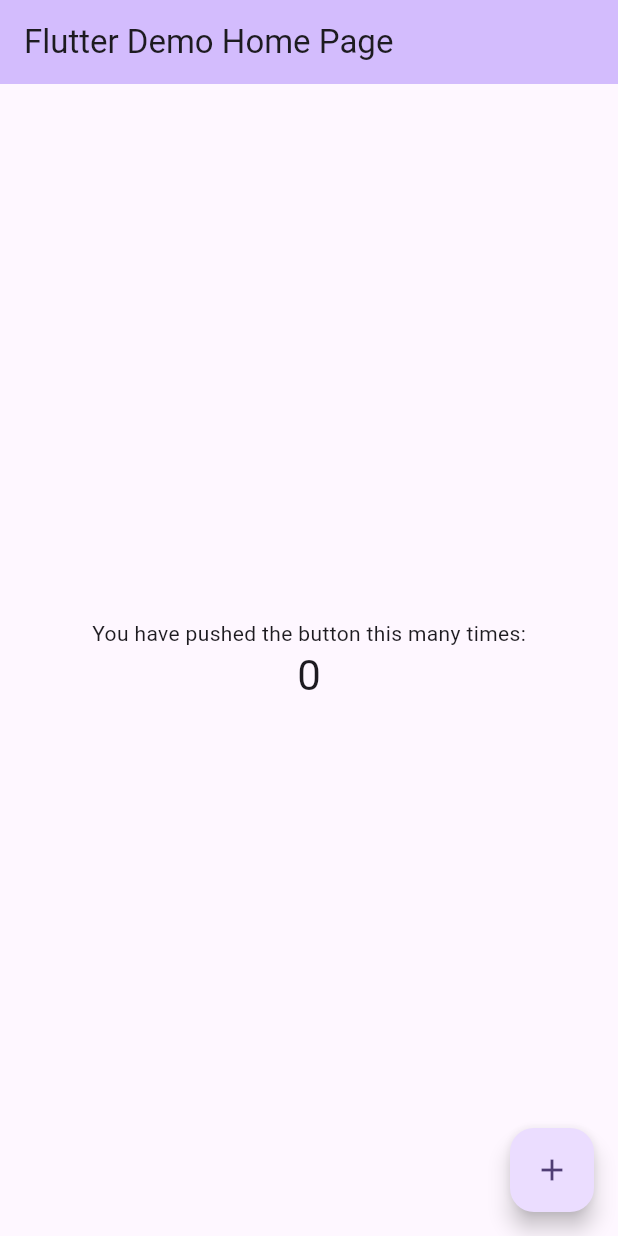
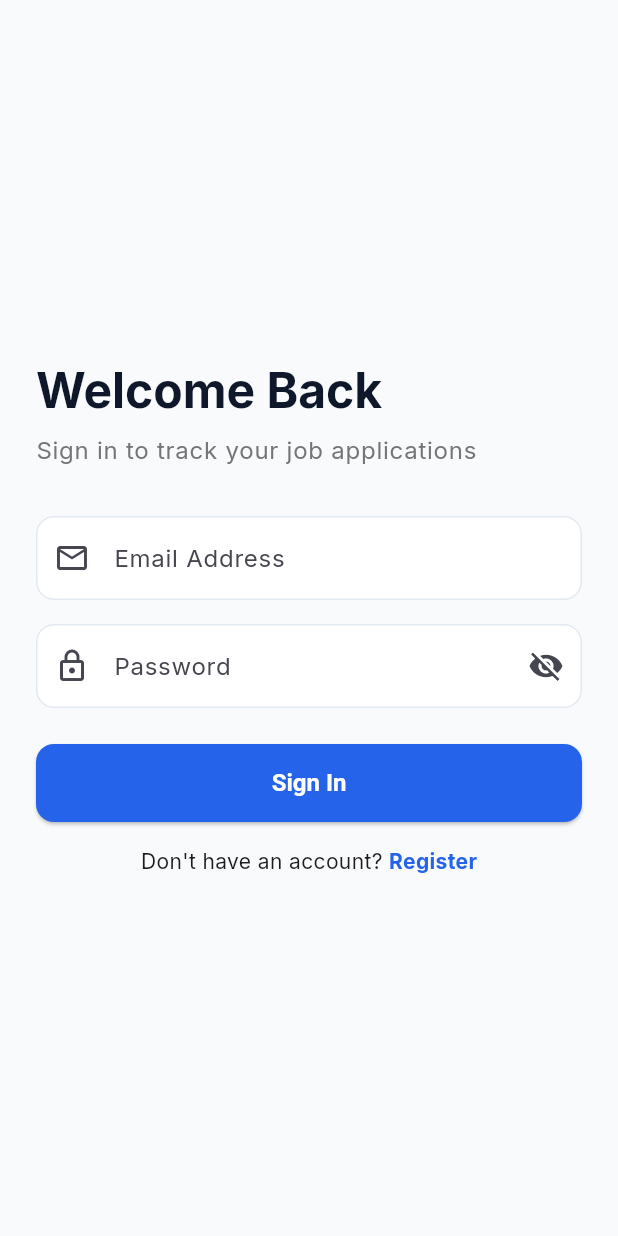
Before and after one commit to ngocbnguyen/hexi-decimus, a Flutter app: the screen it shows after launch, on a phone screen of 412 x 824 dp. Run offline on Flutter 3.47's test engine with Material 3 defaults, Android fonts, the phone set to English and light mode, and no system bars; our stand-ins replace google_fonts.

Commit message:
fix: resolve pubspec.yaml dependency alignment issues

```diff
--- /dev/null
+++ b/frontend/lib/config/app_theme.dart
@@ -0,0 +1,42 @@
+import 'package:flutter/material.dart';
+import 'package:google_fonts/google_fonts.dart';
+
+class AppTheme {
+  static ThemeData get lightTheme {
+    return ThemeData(
+      useMaterial3: true,
+      colorScheme: ColorScheme.fromSeed(
+        seedColor: const Color(0xFF2563EB), // Deep blue accent
+        primary: const Color(0xFF2563EB),
+        secondary: const Color(0xFF0F172A), // Slate dark
+        surface: const Color(0xFFF8FAFC),
+      ),
+      textTheme: GoogleFonts.interTextTheme(),
+      inputDecorationTheme: InputDecorationTheme(
+        filled: true,
+        fillColor: Colors.white,
+        border: OutlineInputBorder(
+          borderRadius: BorderRadius.circular(12),
+          borderSide: const BorderSide(color: Color(0xFFE2E8F0)),
+        ),
+        enabledBorder: OutlineInputBorder(
+          borderRadius: BorderRadius.circular(12),
+          borderSide: const BorderSide(color: Color(0xFFE2E8F0)),
+        ),
+        focusedBorder: OutlineInputBorder(
+          borderRadius: BorderRadius.circular(12),
+          borderSide: const BorderSide(color: Color(0xFF2563EB), width: 2),
+        ),
+      ),
+      elevatedButtonTheme: ElevatedButtonThemeData(
+        style: ElevatedButton.styleFrom(
+          minimumSize: const Size(double.infinity, 52),
+          shape: RoundedRectangleBorder(borderRadius: BorderRadius.circular(12)),
+          backgroundColor: const Color(0xFF2563EB),
+          foregroundColor: Colors.white,
+          textStyle: const TextStyle(fontWeight: FontWeight.bold, fontSize: 16),
+        ),
+      ),
+    );
+  }
+}
--- /dev/null
+++ b/frontend/lib/config/routes.dart
@@ -0,0 +1,16 @@
+import 'package:flutter/material.dart';
+import '../screens/auth/login_screen.dart';
+import '../screens/auth/register_screen.dart';
+import '../screens/dashboard/dashboard_shell.dart';
+
+class AppRoutes {
+  static const String login = '/login';
+  static const String register = '/register';
+  static const String dashboard = '/dashboard';
+
+  static Map<String, WidgetBuilder> get routes => {
+        login: (context) => const LoginScreen(),
+        register: (context) => const RegisterScreen(),
+        dashboard: (context) => const DashboardShell(),
+      };
+}
--- a/frontend/lib/main.dart
+++ b/frontend/lib/main.dart
@@ -1,122 +1,23 @@
 import 'package:flutter/material.dart';
+import 'config/app_theme.dart';
+import 'config/routes.dart';
 
 void main() {
-  runApp(const MyApp());
+  WidgetsFlutterBinding.ensureInitialized();
+  runApp(const ApplicationTrackerApp());
 }
 
-class MyApp extends StatelessWidget {
-  const MyApp({super.key});
+class ApplicationTrackerApp extends StatelessWidget {
+  const ApplicationTrackerApp({super.key});
 
-  // This widget is the root of your application.
   @override
   Widget build(BuildContext context) {
     return MaterialApp(
-      title: 'Flutter Demo',
-      theme: ThemeData(
-        // This is the theme of your application.
-        //
-        // TRY THIS: Try running your application with "flutter run". You'll see
-        // the application has a purple toolbar. Then, without quitting the app,
-        // try changing the seedColor in the colorScheme below to Colors.green
-        // and then invoke "hot reload" (save your changes or press the "hot
-        // reload" button in a Flutter-supported IDE, or press "r" if you used
-        // the command line to start the app).
-        //
-        // Notice that the counter didn't reset back to zero; the application
-        // state is not lost during the reload. To reset the state, use hot
-        // restart instead.
-        //
-        // This works for code too, not just values: Most code changes can be
-        // tested with just a hot reload.
-        colorScheme: .fromSeed(seedColor: Colors.deepPurple),
-      ),
-      home: const MyHomePage(title: 'Flutter Demo Home Page'),
+      title: 'Application Tracker',
+      theme: AppTheme.lightTheme,
+      debugShowCheckedModeBanner: false,
+      initialRoute: AppRoutes.login,
+      routes: AppRoutes.routes,
     );
   }
 }
-
-class MyHomePage extends StatefulWidget {
-  const MyHomePage({super.key, required this.title});
-
-  // This widget is the home page of your application. It is stateful, meaning
-  // that it has a State object (defined below) that contains fields that affect
-  // how it looks.
-
-  // This class is the configuration for the state. It holds the values (in this
-  // case the title) provided by the parent (in this case the App widget) and
-  // used by the build method of the State. Fields in a Widget subclass are
-  // always marked "final".
-
-  final String title;
-
-  @override
-  State<MyHomePage> createState() => _MyHomePageState();
-}
-
-class _MyHomePageState extends State<MyHomePage> {
-  int _counter = 0;
-
-  void _incrementCounter() {
-    setState(() {
-      // This call to setState tells the Flutter framework that something has
-      // changed in this State, which causes it to rerun the build method below
-      // so that the display can reflect the updated values. If we changed
-      // _counter without calling setState(), then the build method would not be
-      // called again, and so nothing would appear to happen.
-      _counter++;
-    });
-  }
-
-  @override
-  Widget build(BuildContext context) {
-    // This method is rerun every time setState is called, for instance as done
-    // by the _incrementCounter method above.
-    //
-    // The Flutter framework has been optimized to make rerunning build methods
-    // fast, so that you can just rebuild anything that needs updating rather
-    // than having to individually change instances of widgets.
-    return Scaffold(
-      appBar: AppBar(
-        // TRY THIS: Try changing the color here to a specific color (to
-        // Colors.amber, perhaps?) and trigger a hot reload to see the AppBar
-        // change color while the other colors stay the same.
-        backgroundColor: Theme.of(context).colorScheme.inversePrimary,
-        // Here we take the value from the MyHomePage object that was created by
-        // the App.build method, and use it to set our appbar title.
-        title: Text(widget.title),
-      ),
-      body: Center(
-        // Center is a layout widget. It takes a single child and positions it
-        // in the middle of the parent.
-        child: Column(
-          // Column is also a layout widget. It takes a list of children and
-          // arranges them vertically. By default, it sizes itself to fit its
-          // children horizontally, and tries to be as tall as its parent.
-          //
-          // Column has various properties to control how it sizes itself and
-          // how it positions its children. Here we use mainAxisAlignment to
-          // center the children vertically; the main axis here is the vertical
-          // axis because Columns are vertical (the cross axis would be
-          // horizontal).
-          //
-          // TRY THIS: Invoke "debug painting" (choose the "Toggle Debug Paint"
-          // action in the IDE, or press "p" in the console), to see the
-          // wireframe for each widget.
-          mainAxisAlignment: .center,
-          children: [
-            const Text('You have pushed the button this many times:'),
-            Text(
-              '$_counter',
-              style: Theme.of(context).textTheme.headlineMedium,
-            ),
-          ],
-        ),
-      ),
-      floatingActionButton: FloatingActionButton(
-        onPressed: _incrementCounter,
-        tooltip: 'Increment',
-        child: const Icon(Icons.add),
-      ),
-    );
-  }
-}
--- /dev/null
+++ b/frontend/lib/screens/auth/login_screen.dart
@@ -0,0 +1,116 @@
+import 'package:flutter/material.dart';
+import '../../config/routes.dart';
+
+class LoginScreen extends StatefulWidget {
+  const LoginScreen({super.key});
+
+  @override
+  State<LoginScreen> createState() => _LoginScreenState();
+}
+
+class _LoginScreenState extends State<LoginScreen> {
+  final _formKey = GlobalKey<FormState>();
+  final _emailController = TextEditingController();
+  final _passwordController = TextEditingController();
+  bool _obscurePassword = true;
+
+  void _handleLogin() {
+    if (_formKey.currentState!.validate()) {
+      // Connect to backend AuthService
+      Navigator.pushReplacementNamed(context, AppRoutes.dashboard);
+    }
+  }
+
+  @override
+  Widget build(BuildContext context) {
+    return Scaffold(
+      backgroundColor: Theme.of(context).colorScheme.surface,
+      body: SafeArea(
+        child: Center(
+          child: SingleChildScrollView(
+            padding: const EdgeInsets.all(24.0),
+            child: Form(
+              key: _formKey,
+              child: Column(
+                mainAxisAlignment: MainAxisAlignment.center,
+                crossAxisAlignment: CrossAxisAlignment.start,
+                children: [
+                  Text(
+                    'Welcome Back',
+                    style: Theme.of(context).textTheme.headlineLarge?.copyWith(
+                          fontWeight: FontWeight.bold,
+                          color: Theme.of(context).colorScheme.secondary,
+                        ),
+                  ),
+                  const SizedBox(height: 8),
+                  Text(
+                    'Sign in to track your job applications',
+                    style: Theme.of(context).textTheme.bodyLarge?.copyWith(
+                          color: Colors.grey[600],
+                        ),
+                  ),
+                  const SizedBox(height: 32),
+                  TextFormField(
+                    controller: _emailController,
+                    keyboardType: TextInputType.emailAddress,
+                    decoration: const InputDecoration(
+                      labelText: 'Email Address',
+                      prefixIcon: Icon(Icons.email_outlined),
+                    ),
+                    validator: (value) {
+                      if (value == null || value.isEmpty || !value.contains('@')) {
+                        return 'Please enter a valid email address';
+                      }
+                      return null;
+                    },
+                  ),
+                  const SizedBox(height: 16),
+                  TextFormField(
+                    controller: _passwordController,
+                    obscureText: _obscurePassword,
+                    decoration: InputDecoration(
+                      labelText: 'Password',
+                      prefixIcon: const Icon(Icons.lock_outlined),
+                      suffixIcon: IconButton(
+                        icon: Icon(_obscurePassword ? Icons.visibility_off : Icons.visibility),
+                        onPressed: () => setState(() => _obscurePassword = !_obscurePassword),
+                      ),
+                    ),
+                    validator: (value) {
+                      if (value == null || value.length < 6) {
+                        return 'Password must be at least 6 characters';
+                      }
+                      return null;
+                    },
+                  ),
+                  const SizedBox(height: 24),
+                  ElevatedButton(
+                    onPressed: _handleLogin,
+                    child: const Text('Sign In'),
+                  ),
+                  const SizedBox(height: 16),
+                  Row(
+                    mainAxisAlignment: MainAxisAlignment.center,
+                    children: [
+                      const Text("Don't have an account? "),
+                      GestureDetector(
+                        onTap: () => Navigator.pushNamed(context, AppRoutes.register),
+                        child: Text(
+                          'Register',
+                          style: TextStyle(
+                            color: Theme.of(context).colorScheme.primary,
+                            fontWeight: FontWeight.bold,
+                          ),
+                        ),
+                      ),
+                    ],
+                  ),
+                ],
+              ),
+            ),
+          ),
+        ),
+      ),
+    );
+  }
+}
--- a/frontend/pubspec.yaml
+++ b/frontend/pubspec.yaml
@@ -30,6 +30,7 @@ environment:
 dependencies:
   flutter:
     sdk: flutter
+  google_fonts: ^6.2.1
 
   # The following adds the Cupertino Icons font to your application.
   # Use with the CupertinoIcons class for iOS style icons.
```
Also changed, not shown: frontend/lib/screens/auth/register_screen.dart (added, +97 -0 lines), frontend/lib/screens/dashboard/dashboard_shell.dart (added, +84 -0 lines), frontend/pubspec.lock, 2 other files.
